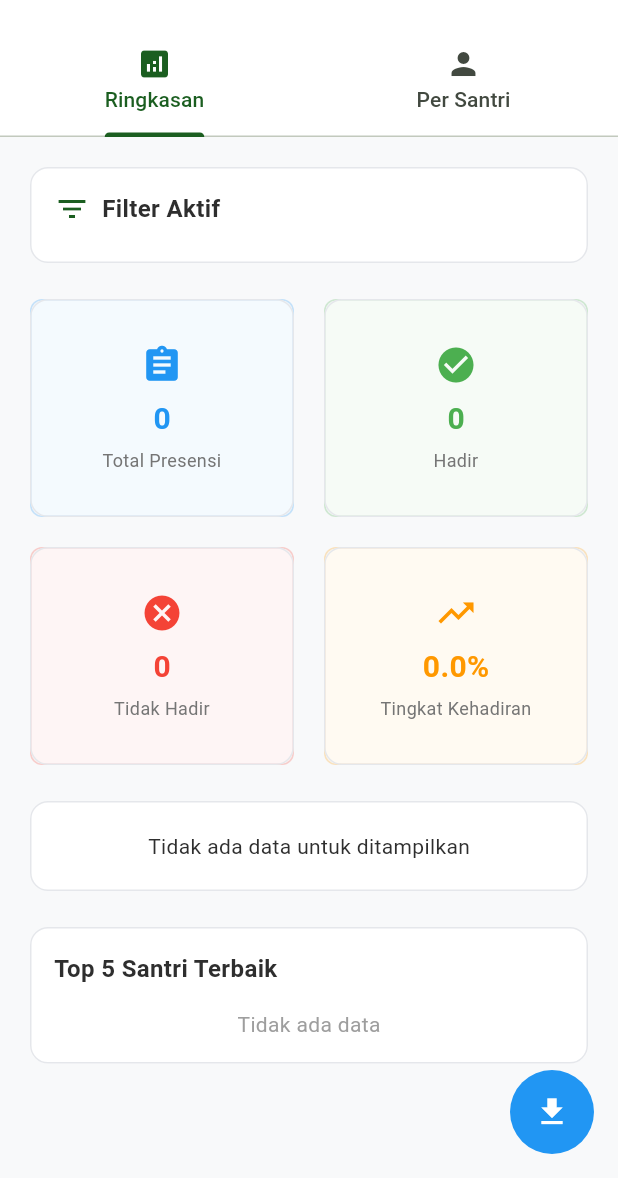
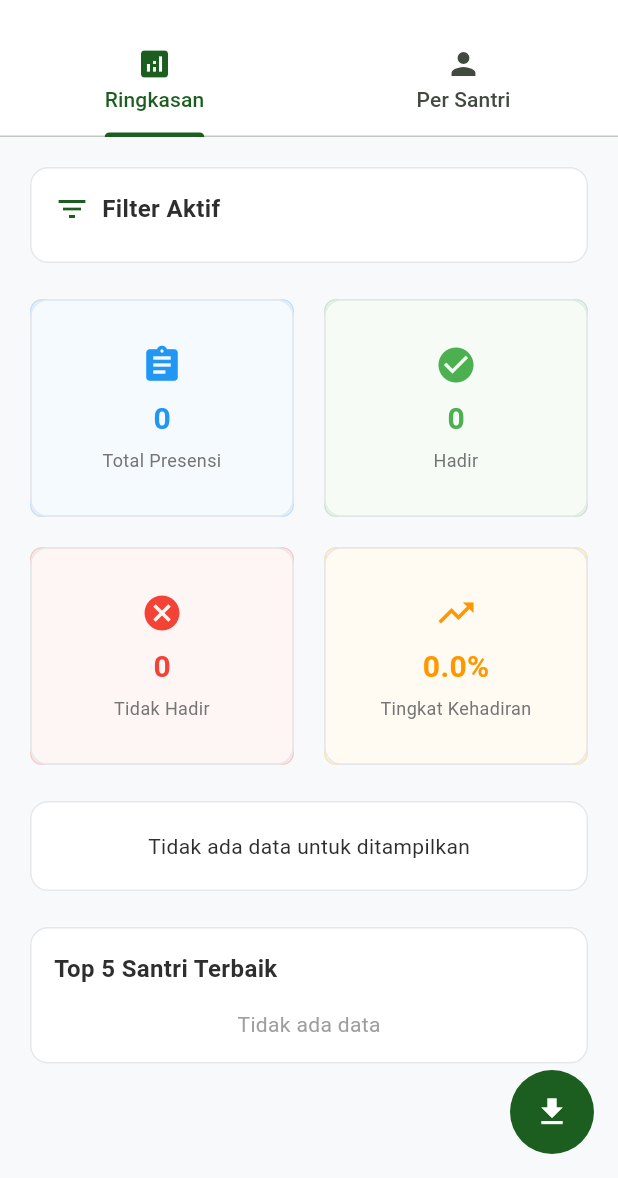
Before and after one commit to padukadafa/sisantri, a Flutter app: the AttendanceReportPage screen opened directly, on a phone screen of 412 x 824 dp, the part 58-1236 px from its top. Run offline on Flutter 3.47's test engine with Material 3 defaults, Android fonts, the phone set to English and light mode, and no system bars; our stand-ins replace cloud_firestore, equatable, firebase_auth, firebase_core, firebase_messaging, flutter_easyloading and 6 more; missing offline and left inert: excel, nfc_manager; accounts and stored records are empty; Roboto replaces fonts that are missing (Poppins).

Commit message:
feat: update floating action button color to match theme in attendance report page

```diff
--- a/lib/features/admin/attendance_management/presentation/pages/attendance_report_page.dart
+++ b/lib/features/admin/attendance_management/presentation/pages/attendance_report_page.dart
@@ -228,9 +228,9 @@ class _AttendanceReportPageState extends ConsumerState<AttendanceReportPage>
       floatingActionButton: FloatingActionButton(
         heroTag: "main_export",
         onPressed: () => _exportToExcel(),
+        backgroundColor: Theme.of(context).colorScheme.primary,
+        tooltip: 'Export Excel',
         child: const Icon(Icons.file_download),
-        backgroundColor: Colors.blue,
-        tooltip: 'Export Excel',
       ),
     );
   }
```
